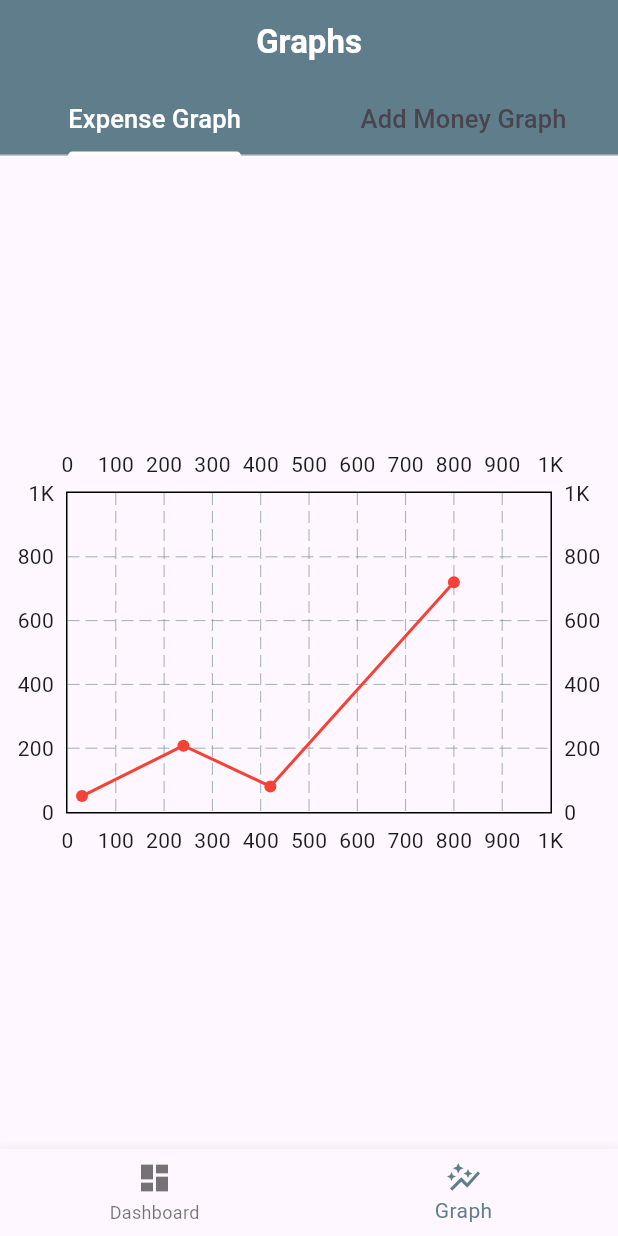
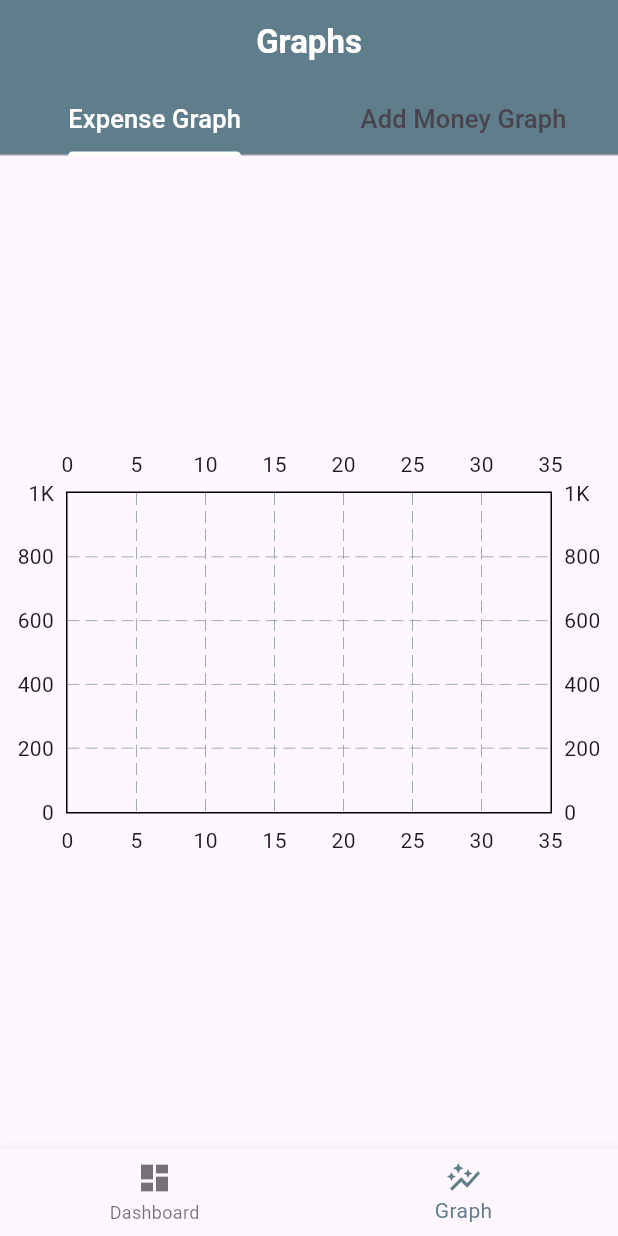
Before and after one commit to Nazib017/Money-Manager-App, a Flutter app: the screen it shows after launch, item 2 of the bottom bar chosen, on a phone screen of 412 x 824 dp. Run offline on Flutter 3.47's test engine with Material 3 defaults, Android fonts, the phone set to English and light mode, and no system bars; drawn by our look-alikes of fl_chart; our stand-ins replace get, hive, hive_flutter; missing offline and left inert: dart:ffi; accounts and stored records are empty.

Commit message:
Final commit

```diff
--- a/lib/controllers/amount_controller.dart
+++ b/lib/controllers/amount_controller.dart
@@ -1,3 +1,4 @@
+import 'package:fl_chart/fl_chart.dart';
 import 'package:hive/hive.dart';
 import 'package:get/get.dart';
 import 'package:money_manager/models/amount_model.dart';
@@ -37,4 +38,28 @@ class AmountController extends GetxController{
     update();
   }
 
-}
+  List<FlSpot> getFlSpotsFromHive() {
+    List<AmountModel> data = AddMoneyBox.values.toList().cast<AmountModel>();
+
+    Map<DateTime, double> dailyTotals = {};
+
+    for (var entry in data) {
+      DateTime date = DateTime(entry.dateTimeAdd.year, entry.dateTimeAdd.month, entry.dateTimeAdd.day);
+      if (dailyTotals.containsKey(date)) {
+        dailyTotals[date] = dailyTotals[date]! + entry.amountToAdd;
+      } else {
+        dailyTotals[date] = entry.amountToAdd;
+      }
+    }
+
+
+    List<FlSpot> spots = dailyTotals.entries.map((e) {
+      double x = e.key.day.toDouble();
+      double y = e.value;
+      return FlSpot(x, y);
+    }).toList();
+
+
+    return spots;
+  }
+  }
--- a/lib/controllers/expanse_controller.dart
+++ b/lib/controllers/expanse_controller.dart
@@ -1,14 +1,40 @@
+import 'package:fl_chart/fl_chart.dart';
 import 'package:hive/hive.dart';
 import 'package:get/get.dart';
 import 'package:money_manager/models/expanse_model.dart';
 
 class ExController extends GetxController{
-  //List<ExModel>historys=[];
+
   Box ExpenseBox=Hive.box("Expense");
   void createHistory(ExModel history){
-    // historys.add(history);
+
     ExpenseBox.add(history);
     update();
   }
 
+  List<FlSpot> getExpenseFlSpotsFromHive() {
+    List<ExModel> Expensedata = ExpenseBox.values.toList().cast<ExModel>();
+
+    Map<DateTime, double> dailyExpense = {};
+
+    for (var entry in Expensedata) {
+      DateTime date = DateTime(entry.dateTime.year, entry.dateTime.month, entry.dateTime.day);
+      if (dailyExpense.containsKey(date)) {
+        dailyExpense[date] = dailyExpense[date]! + entry.amount;
+      } else {
+        dailyExpense[date] = entry.amount;
+      }
+    }
+
+
+    List<FlSpot> Exspots = dailyExpense.entries.map((e) {
+      double x = e.key.day.toDouble();
+      double y = e.value;
+      return FlSpot(x, y);
+    }).toList();
+
+
+    return Exspots;
+  }
+
 }
--- a/lib/main.dart
+++ b/lib/main.dart
@@ -1,5 +1,6 @@
 import 'package:flutter/material.dart';
 import 'package:hive_flutter/adapters.dart';
+import 'package:flutter/services.dart';
 import 'package:money_manager/models/amount_model.dart';
 import 'package:money_manager/screens/bottom_navbar.dart';
 import 'package:money_manager/screens/homescreen.dart';
@@ -15,6 +16,9 @@ import 'package:money_manager/screens/splash_screen.dart';
 
 void main() async{
   WidgetsFlutterBinding.ensureInitialized();
+  SystemChrome.setPreferredOrientations([DeviceOrientation.portraitUp,
+  DeviceOrientation.portraitDown
+  ]);
   await Hive.initFlutter();
   Hive.registerAdapter(ExModelAdapter());
   Hive.registerAdapter(AmountModelAdapter());
--- a/lib/screens/Graph.dart
+++ b/lib/screens/Graph.dart
@@ -1,5 +1,11 @@
 import 'package:flutter/material.dart';
 import 'package:fl_chart/fl_chart.dart';
+import 'package:get/get.dart';
+import 'package:hive/hive.dart';
+import 'package:money_manager/controllers/expanse_controller.dart';
+
+import '../controllers/amount_controller.dart';
+import '../models/amount_model.dart';
 
 
 class Graph extends StatelessWidget {
@@ -7,6 +13,10 @@ class Graph extends StatelessWidget {
 
   @override
   Widget build(BuildContext context) {
+    AmountController amountController = Get.put(AmountController());
+    ExController exController = Get.put(ExController());
+    List<FlSpot> spots = amountController.getFlSpotsFromHive();
+    List<FlSpot> Exspots = exController.getExpenseFlSpotsFromHive();
     return DefaultTabController(
       length: 2,
       child: Scaffold(
@@ -34,18 +44,13 @@ class Graph extends StatelessWidget {
                   child: LineChart(
                       LineChartData(
                           minX: 0,
-                          maxX: 1000,
+                          maxX: 35,
                           minY: 0,
                           maxY: 1000,
                           lineBarsData: [
                             LineChartBarData(
                                 color: Colors.red,
-                                spots:[
-                                  FlSpot(30, 50),
-                                  FlSpot(240, 208),
-                                  FlSpot(420, 80),
-                                  FlSpot(800, 720),
-                                ]
+                                spots:Exspots,
                             ),
                           ]
 
@@ -61,19 +66,14 @@ class Graph extends StatelessWidget {
                       LineChartData(
 
                           minX: 0,
-                          maxX: 1000,
+                          maxX: 35,
                           minY: 0,
                           maxY: 1000,
                           lineBarsData: [
                             LineChartBarData(
                                 isCurved: true,
                                 color: Colors.green,
-                                spots:[
-                                  FlSpot(30, 50),
-                                  FlSpot(240, 208),
-                                  FlSpot(420, 80),
-                                  FlSpot(800, 720),
-                                ]
+                                spots:spots,
                             ),
                           ]
 
--- a/lib/screens/homescreen.dart
+++ b/lib/screens/homescreen.dart
@@ -35,14 +35,16 @@ class HomeScreen extends StatelessWidget{
   Widget build(BuildContext context) {
     return Scaffold(
       appBar: AppBar(
+
         title: Text("Dashboard",style: TextStyle(color: Colors.white,fontSize: 24,fontStyle: FontStyle.italic,fontWeight: FontWeight.bold),),
-        backgroundColor: Colors.blueGrey[400],
+        backgroundColor: Colors.blue[400],
         centerTitle: true,
 
       ),
       backgroundColor: Colors.white,
       body: Column(
-        crossAxisAlignment: CrossAxisAlignment.start,
+
+        //crossAxisAlignment: CrossAxisAlignment.start,
         children: [
 
           Padding(
```
